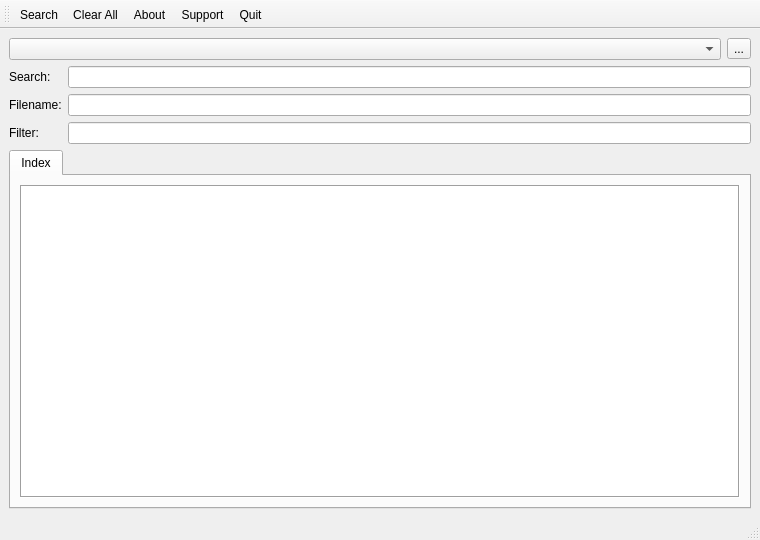
The window that search/main.ui (QtPlay/coastal-qt) describes before a commit, drawn with Qt 5.
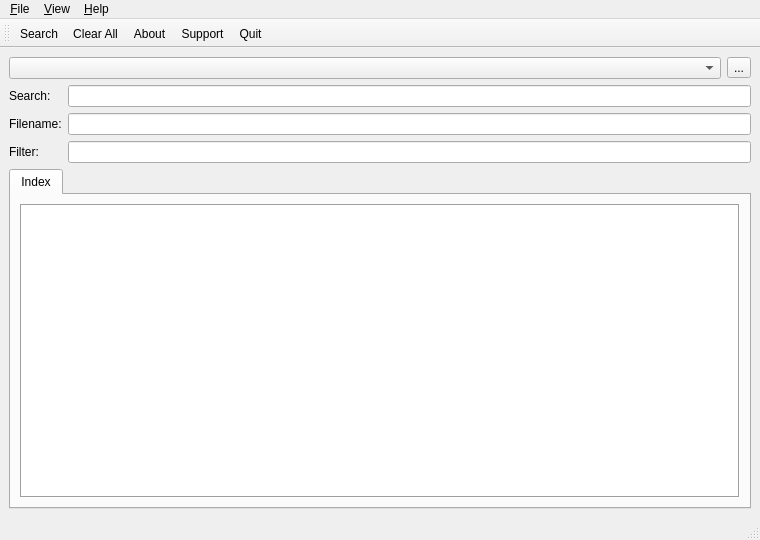
The same window after the commit.

Commit message: search menus completed

Patch:
```diff
--- a/search/main.ui
+++ b/search/main.ui
@@ -161,6 +161,43 @@
    <addaction name="actionSupport"/>
    <addaction name="actionQuit"/>
   </widget>
+  <widget class="QMenuBar" name="menuBar">
+   <property name="geometry">
+    <rect>
+     <x>0</x>
+     <y>0</y>
+     <width>760</width>
+     <height>21</height>
+    </rect>
+   </property>
+   <widget class="QMenu" name="menu_File">
+    <property name="title">
+     <string>&amp;File</string>
+    </property>
+    <addaction name="actionSearch"/>
+    <addaction name="actionReload"/>
+    <addaction name="actionClear"/>
+    <addaction name="actionQuit"/>
+   </widget>
+   <widget class="QMenu" name="menu_View">
+    <property name="title">
+     <string>&amp;View</string>
+    </property>
+    <addaction name="actionMenubar"/>
+    <addaction name="actionToolbar"/>
+    <addaction name="actionStatus"/>
+   </widget>
+   <widget class="QMenu" name="menu_Help">
+    <property name="title">
+     <string>&amp;Help</string>
+    </property>
+    <addaction name="actionAbout"/>
+    <addaction name="actionSupport"/>
+   </widget>
+   <addaction name="menu_File"/>
+   <addaction name="menu_View"/>
+   <addaction name="menu_Help"/>
+  </widget>
   <action name="actionReload">
    <property name="text">
     <string>&amp;Reload</string>
```
Left out of the diff: 8 changed lines with no effect on the pictures. The commit also changes 1 other file.
